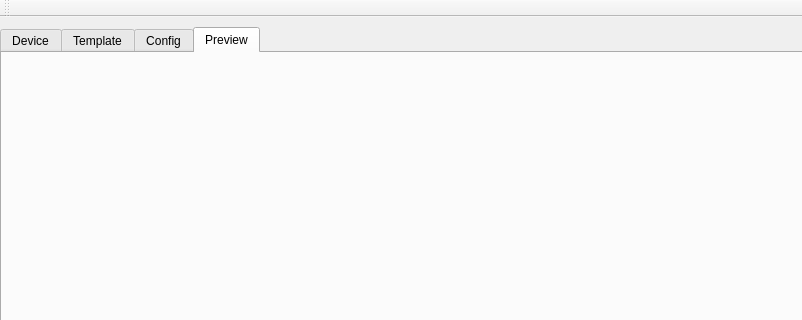
Before: the Qt Designer form apps/livestitching/mainwindow.ui in blahgeek/OpenCV-octVR, drawn with Qt 5; both pictures show x 0 to 802 and y 0 to 320 of the 802 by 596 pixel window.
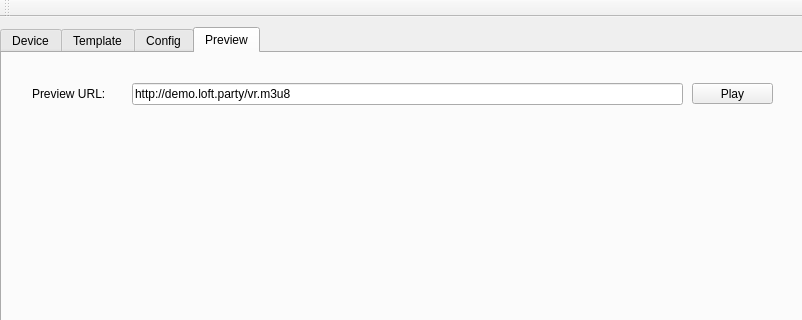
After: the same form once the commit is applied. The open tabs and pages were chosen to show the change.

Commit message: Add preview using QMediaPlayer

The edit to the form file:
```diff
--- a/apps/livestitching/mainwindow.ui
+++ b/apps/livestitching/mainwindow.ui
@@ -844,6 +844,56 @@
      <attribute name="title">
       <string>Preview</string>
      </attribute>
+     <widget class="QWidget" name="verticalLayoutWidget">
+      <property name="geometry">
+       <rect>
+        <x>30</x>
+        <y>60</y>
+        <width>741</width>
+        <height>391</height>
+       </rect>
+      </property>
+      <layout class="QVBoxLayout" name="preview_vlayout"/>
+     </widget>
+     <widget class="QLineEdit" name="preview_url">
+      <property name="geometry">
+       <rect>
+        <x>130</x>
+        <y>30</y>
+        <width>551</width>
+        <height>22</height>
+       </rect>
+      </property>
+      <property name="text">
+       <string>http://demo.loft.party/vr.m3u8</string>
+      </property>
+     </widget>
+     <widget class="QLabel" name="label_19">
+      <property name="geometry">
+       <rect>
+        <x>30</x>
+        <y>30</y>
+        <width>91</width>
+        <height>21</height>
+       </rect>
+      </property>
+      <property name="text">
+       <string>Preview URL: </string>
+      </property>
+     </widget>
+     <widget class="QPushButton" name="pushButton_preview">
+      <property name="geometry">
+       <rect>
+        <x>690</x>
+        <y>30</y>
+        <width>81</width>
+        <height>21</height>
+       </rect>
+      </property>
+      <property name="text">
+       <string>Play</string>
+      </property>
+     </widget>
     </widget>
    </widget>
   </widget>
```
The commit also changes 3 other files.
